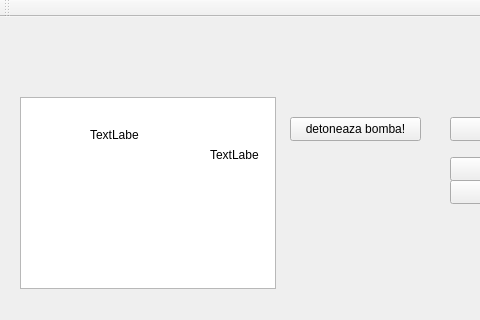
Before: the Qt Designer form ProiectMC/Client/include/MainWindow.ui in Aleee2601/ProjectMCpp, drawn with Qt 5; both pictures show x 0 to 480 and y 0 to 320 of the 737 by 564 pixel window.
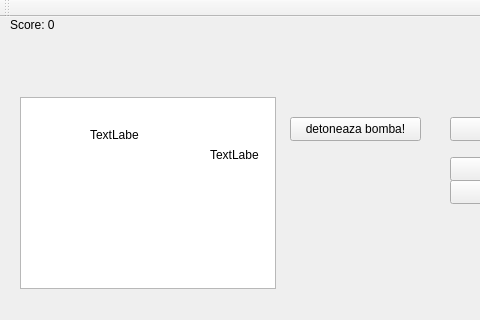
After: the same form once the commit is applied.

Commit message: Add player stats display

Diff of the .ui file:
```diff
--- a/ProiectMC/Client/include/MainWindow.ui
+++ b/ProiectMC/Client/include/MainWindow.ui
@@ -135,6 +135,19 @@
 				<string>Visualize Explosion</string>
 			</property>
 		</widget>
+		<widget class="QLabel" name="playerScoreLabel">
+			<property name="geometry">
+				<rect>
+					<x>10</x>
+					<y>10</y>
+					<width>120</width>
+					<height>30</height>
+				</rect>
+			</property>
+			<property name="text">
+				<string>Score: 0</string>
+			</property>
+		</widget>
 
 
 		<widget class="QStatusBar" name="statusBar"/>
```
The commit also changes 4 other files.
